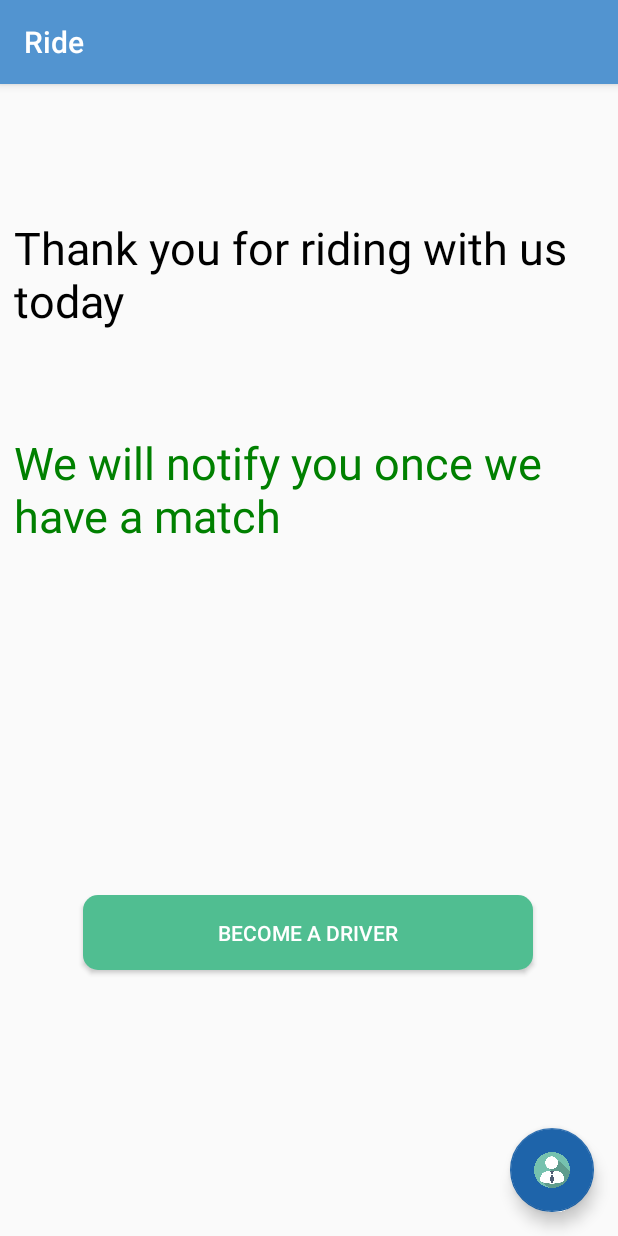
After one commit to BiyantaShah/CommuteApp, an Android app: the Ride screen opened directly, with no data from a screen before it, on a phone screen of 412 x 824 dp. The commit adds this screen. Run offline under Robolectric (Android 15) with nearby library versions, the phone set to English and light mode, and no system bars.

Commit message:
Driver - rider page

```diff
--- /dev/null
+++ b/app/src/main/java/com/example/commuteapp/Ride.java
@@ -0,0 +1,57 @@
+package com.example.commuteapp;
+
+import android.content.Intent;
+import android.os.Bundle;
+
+import com.google.android.material.floatingactionbutton.FloatingActionButton;
+
+import androidx.appcompat.app.AppCompatActivity;
+import androidx.appcompat.widget.Toolbar;
+
+import android.view.KeyEvent;
+import android.view.View;
+import android.widget.Button;
+import android.widget.TextView;
+
+public class Ride extends AppCompatActivity {
+
+    @Override
+    protected void onCreate(Bundle savedInstanceState) {
+        super.onCreate(savedInstanceState);
+        setContentView(R.layout.activity_ride);
+        Toolbar toolbar = findViewById(R.id.toolbar);
+        setSupportActionBar(toolbar);
+
+        TextView textView = (TextView) findViewById(R.id.info_tv_2);
+        textView.setText("We will notify you once we have a match");
+
+        FloatingActionButton fab = findViewById(R.id.profile_fab_2);
+        fab.setOnClickListener(new View.OnClickListener() {
+            @Override
+            public void onClick(View view) {
+                Intent intent = new Intent(Ride.this, Profile.class);
+                startActivity(intent);
+            }
+        });
+
+
+        Button drive_button = findViewById(R.id.btn_change_2);
+        drive_button.setOnClickListener(new View.OnClickListener() {
+            @Override
+            public void onClick(View view) {
+                finish();
+                Intent intent = new Intent(Ride.this, Home.class);
+                startActivity(intent);
+            }
+        });
+    }
+    @Override
+    public boolean onKeyDown(int keyCode, KeyEvent event)
+    {
+        if ((keyCode == KeyEvent.KEYCODE_BACK))
+        {
+            finish();
+        }
+        return super.onKeyDown(keyCode, event);
+    }
+}
--- /dev/null
+++ b/app/src/main/res/layout/activity_ride.xml
@@ -0,0 +1,34 @@
+<?xml version="1.0" encoding="utf-8"?>
+<androidx.coordinatorlayout.widget.CoordinatorLayout xmlns:android="http://schemas.android.com/apk/res/android"
+    xmlns:app="http://schemas.android.com/apk/res-auto"
+    xmlns:tools="http://schemas.android.com/tools"
+    android:layout_width="match_parent"
+    android:layout_height="match_parent"
+    tools:context=".Ride">
+
+    <com.google.android.material.appbar.AppBarLayout
+        android:layout_width="match_parent"
+        android:layout_height="wrap_content"
+        android:theme="@style/AppTheme.AppBarOverlay">
+
+        <androidx.appcompat.widget.Toolbar
+            android:id="@+id/toolbar"
+            android:layout_width="match_parent"
+            android:layout_height="?attr/actionBarSize"
+            android:background="?attr/colorPrimary"
+            app:popupTheme="@style/AppTheme.PopupOverlay" />
+
+    </com.google.android.material.appbar.AppBarLayout>
+
+    <include layout="@layout/content_ride" />
+
+    <com.google.android.material.floatingactionbutton.FloatingActionButton
+        android:id="@+id/profile_fab_2"
+        android:layout_width="wrap_content"
+        android:layout_height="wrap_content"
+        android:layout_gravity="bottom|end"
+        android:layout_margin="@dimen/fab_margin"
+        app:backgroundTint="@color/material_bg_blue"
+        app:srcCompat="@drawable/person_profile" />
+
+</androidx.coordinatorlayout.widget.CoordinatorLayout>
--- /dev/null
+++ b/app/src/main/res/layout/content_ride.xml
@@ -0,0 +1,70 @@
+<?xml version="1.0" encoding="utf-8"?>
+<androidx.constraintlayout.widget.ConstraintLayout xmlns:android="http://schemas.android.com/apk/res/android"
+    xmlns:app="http://schemas.android.com/apk/res-auto"
+    xmlns:tools="http://schemas.android.com/tools"
+    android:layout_width="match_parent"
+    android:layout_height="match_parent"
+    app:layout_behavior="@string/appbar_scrolling_view_behavior"
+    tools:context=".Ride"
+    tools:showIn="@layout/activity_ride">
+
+    <TextView
+        android:id="@+id/message_tv_2"
+        android:layout_width="386dp"
+        android:layout_height="84dp"
+        android:layout_marginStart="8dp"
+        android:layout_marginLeft="8dp"
+        android:layout_marginTop="50dp"
+        android:layout_marginEnd="8dp"
+        android:layout_marginRight="8dp"
+        android:layout_marginBottom="8dp"
+        android:text="Thank you for riding with us today"
+        android:textColor="@android:color/background_dark"
+        android:textSize="30sp"
+        app:layout_constraintBottom_toBottomOf="parent"
+        app:layout_constraintEnd_toEndOf="parent"
+        app:layout_constraintHorizontal_bias="0.111"
+        app:layout_constraintStart_toStartOf="parent"
+        app:layout_constraintTop_toTopOf="parent"
+        app:layout_constraintVertical_bias="0.062" />
+
+    <TextView
+        android:id="@+id/info_tv_2"
+        android:layout_width="386dp"
+        android:layout_height="186dp"
+        android:layout_marginStart="8dp"
+        android:layout_marginLeft="8dp"
+        android:layout_marginTop="8dp"
+        android:layout_marginEnd="8dp"
+        android:layout_marginRight="8dp"
+        android:layout_marginBottom="8dp"
+        android:textColor="@color/my_app_theme"
+        android:textSize="30sp"
+        app:layout_constraintBottom_toBottomOf="parent"
+        app:layout_constraintEnd_toEndOf="parent"
+        app:layout_constraintHorizontal_bias="0.111"
+        app:layout_constraintStart_toStartOf="parent"
+        app:layout_constraintTop_toBottomOf="@+id/message_tv_2"
+        app:layout_constraintVertical_bias="0.131" />
+
+    <Button
+        android:id="@+id/btn_change_2"
+        android:layout_width="300dp"
+        android:layout_height="50dp"
+        android:layout_marginStart="8dp"
+        android:layout_marginLeft="8dp"
+        android:layout_marginTop="92dp"
+        android:layout_marginEnd="8dp"
+        android:layout_marginRight="8dp"
+        android:layout_marginBottom="8dp"
+        android:background="@drawable/button_border_green"
+        android:elevation="10dp"
+        android:text="Become a Driver"
+        android:textColor="@color/my_app_white"
+        app:layout_constraintBottom_toBottomOf="parent"
+        app:layout_constraintEnd_toEndOf="parent"
+        app:layout_constraintHorizontal_bias="0.494"
+        app:layout_constraintStart_toStartOf="parent"
+        app:layout_constraintTop_toBottomOf="@+id/info_tv_2"
+        app:layout_constraintVertical_bias="0.153" />
+</androidx.constraintlayout.widget.ConstraintLayout>
--- a/app/src/main/res/values/strings.xml
+++ b/app/src/main/res/values/strings.xml
@@ -3,4 +3,6 @@
     <string name="title_activity_home">Home</string>
     <string name="title_activity_temp">temp</string>
     <string name="title_activity_content_home">content_home</string>
+    <string name="title_activity_drive">Drive</string>
+    <string name="title_activity_ride">Ride</string>
 </resources>
```
Also changed, not shown: app/src/main/AndroidManifest.xml (+15 -0 lines), app/src/main/java/com/example/commuteapp/Drive.java (added, +53 -0 lines), app/src/main/java/com/example/commuteapp/Home.java (+61 -2 lines), app/src/main/java/com/example/commuteapp/MainActivity.java (+7 -2 lines), app/src/main/java/com/example/commuteapp/Session.java (+16 -0 lines), app/src/main/res/layout/activity_drive.xml (added, +35 -0 lines), app/src/main/res/layout/content_drive.xml (added, +70 -0 lines), app/src/main/res/layout/content_home.xml (+10 -9 lines).
